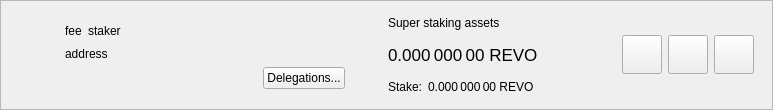
The window that src/qt/forms/superstakeritemwidget.ui (revolutionchain/revo) describes before a commit, drawn with Qt 5.
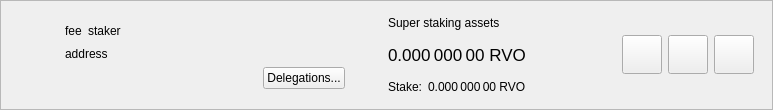
The same window after the commit.

Commit message: more rebranding: REVO => RVO

```diff
--- a/src/qt/forms/superstakeritemwidget.ui
+++ b/src/qt/forms/superstakeritemwidget.ui
@@ -249,7 +249,7 @@
                   <string>Your current spendable balance</string>
                  </property>
                  <property name="text">
-                  <string notr="true">0.000 000 00 REVO</string>
+                  <string notr="true">0.000 000 00 RVO</string>
                  </property>
                  <property name="alignment">
                   <set>Qt::AlignLeading|Qt::AlignLeft|Qt::AlignVCenter</set>
@@ -283,7 +283,7 @@
                  <item>
                   <widget class="QLabel" name="labelStake">
                    <property name="text">
-                    <string>0.000 000 00 REVO</string>
+                    <string>0.000 000 00 RVO</string>
                    </property>
                    <property name="alignment">
                     <set>Qt::AlignLeading|Qt::AlignLeft|Qt::AlignVCenter</set>
```
The commit also changes 16 other files.
